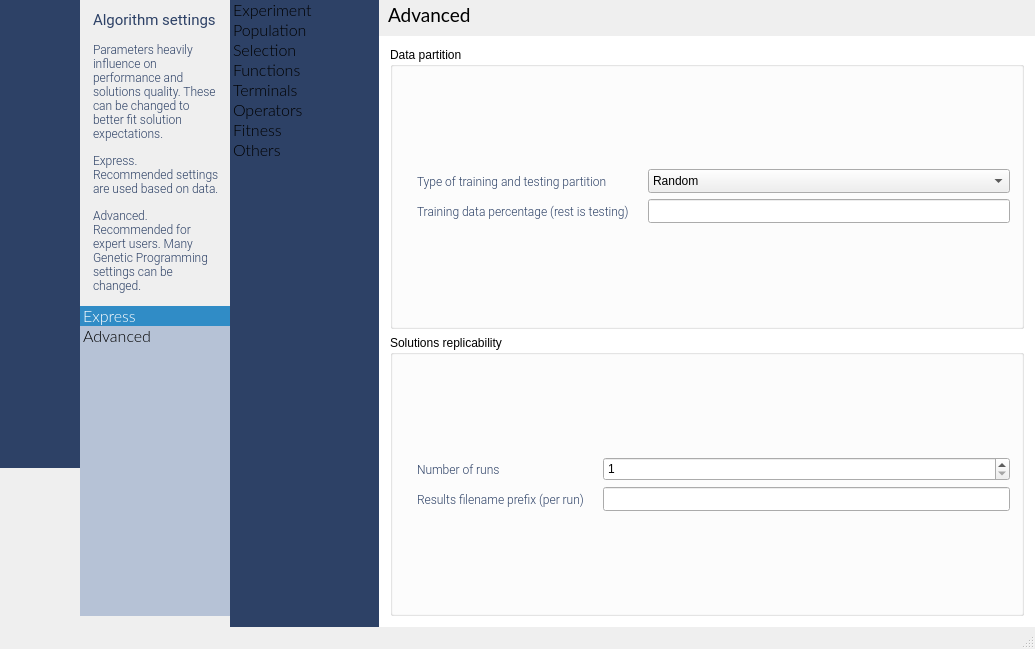
Above: source/mainwidget.ui from emigdioz/LeafGP before the change. Below: the same form after it.
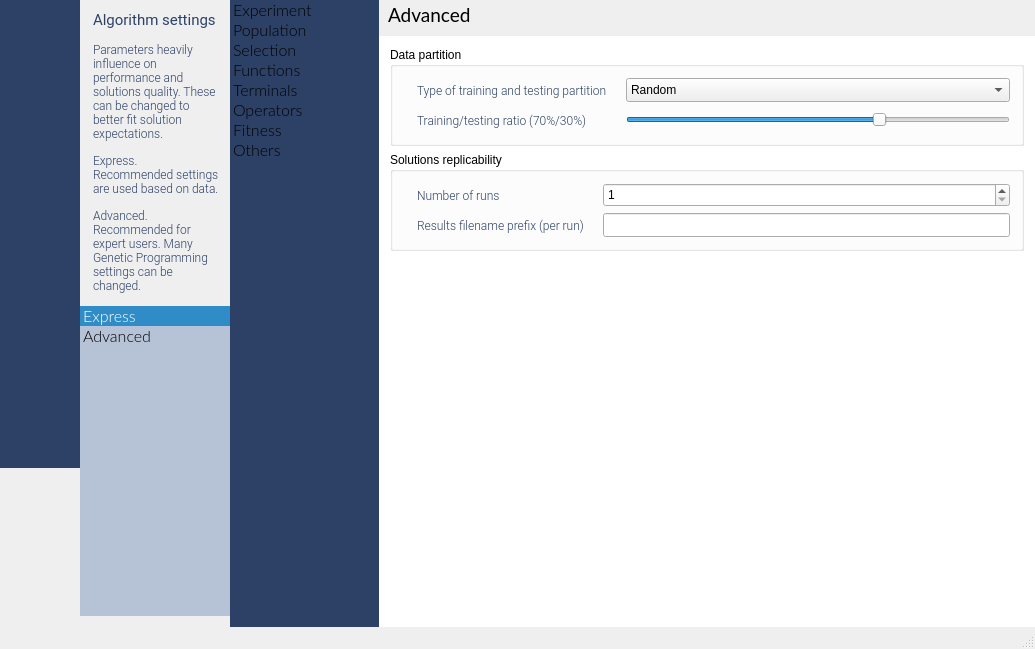
That is the form after the change. The open tabs and pages were chosen to show the change. Icons and pictures are not drawn. Custom widgets are drawn as their Qt base class.

Commit message: Training/testing data handling and other fixes

```diff
--- a/source/mainwidget.ui
+++ b/source/mainwidget.ui
@@ -2452,18 +2452,36 @@
                             <item row="1" column="0">
                              <widget class="QLabel" name="label_107">
                               <property name="text">
-                               <string>Training data percentage (rest is testing)</string>
+                               <string>Training/testing ratio (70%/30%)</string>
                               </property>
                              </widget>
                             </item>
                             <item row="1" column="1">
-                             <widget class="QLineEdit" name="lineEdit_7">
+                             <widget class="QSlider" name="horizontalSlider">
                               <property name="minimumSize">
                                <size>
                                 <width>0</width>
                                 <height>24</height>
                                </size>
                               </property>
+                              <property name="minimum">
+                               <number>10</number>
+                              </property>
+                              <property name="maximum">
+                               <number>100</number>
+                              </property>
+                              <property name="value">
+                               <number>70</number>
+                              </property>
+                              <property name="orientation">
+                               <enum>Qt::Horizontal</enum>
+                              </property>
+                              <property name="tickPosition">
+                               <enum>QSlider::NoTicks</enum>
+                              </property>
+                              <property name="tickInterval">
+                               <number>10</number>
+                              </property>
                              </widget>
                             </item>
                            </layout>
@@ -2521,6 +2539,19 @@
                          </layout>
                         </widget>
                        </item>
+                       <item>
+                        <spacer name="verticalSpacer_9">
+                         <property name="orientation">
+                          <enum>Qt::Vertical</enum>
+                         </property>
+                         <property name="sizeHint" stdset="0">
+                          <size>
+                           <width>20</width>
+                           <height>40</height>
+                          </size>
+                         </property>
+                        </spacer>
+                       </item>
                       </layout>
                      </item>
                     </layout>
```
Left out of the diff: 51 changed lines with no effect on the pictures. The commit also changes 8 other files.
